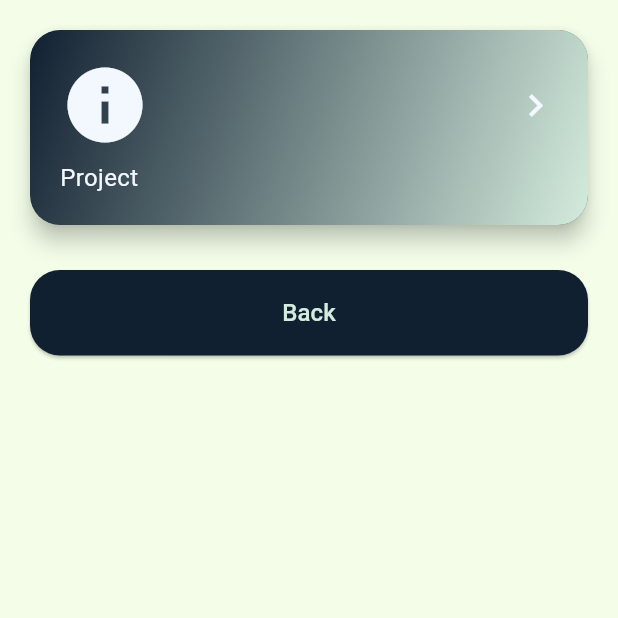
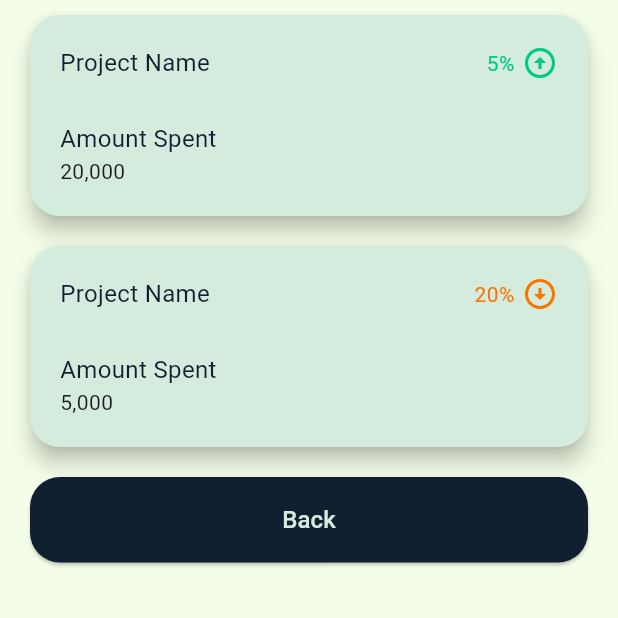
Before and after one commit to gaddie/project_manager, a Flutter app: the ReportsPage screen opened directly, on a phone screen of 412 x 824 dp, the top half of it. Run offline on Flutter 3.47's test engine with Material 3 defaults, Android fonts, the phone set to English and light mode, and no system bars; our stand-ins replace fl_chart.

Commit message:
complete reports & charts card

```diff
--- a/lib/Constants.dart
+++ b/lib/Constants.dart
@@ -6,3 +6,7 @@ const double kNormalFontSize = 16.0;
 const double kTitleFontSize = 23.0;
 const kCardColor = Color(0xFFF3F8FF);
 const kBgLightColor = Color(0xFFF3FDE8);
+const kGreenColor = Color(0xFF03C988);
+const kRedColor = Color(0xFFFC7300);
+const kUpArrow = Icons.arrow_circle_up_sharp;
+const kDownArrow = Icons.arrow_circle_down_sharp;
--- /dev/null
+++ b/lib/ReportsCard.dart
@@ -0,0 +1,144 @@
+import 'package:flutter/material.dart';
+import 'package:project_manager/Constants.dart';
+import 'package:animations/animations.dart';
+import 'package:cupertino_icons/cupertino_icons.dart';
+
+class ReportsCard extends StatelessWidget {
+  ReportsCard({
+    required this.label,
+    required this.icon,
+    required this.amountSpent,
+    required this.iconColour,
+    required this.onButtonPressed,
+    required this.financialPerfomance,
+  });
+
+  final amountSpent;
+  final Color iconColour;
+  final IconData icon;
+  final String label;
+  final financialPerfomance;
+  final Widget Function() onButtonPressed;
+
+  @override
+  Widget build(BuildContext context) {
+    return Padding(
+      padding: EdgeInsets.symmetric(horizontal: 20, vertical: 10),
+      child: OpenContainer(
+        closedColor: kLightColor,
+        transitionType: ContainerTransitionType.fade,
+        openBuilder: (BuildContext context, VoidCallback _) {
+          return onButtonPressed() ??
+              Container(); // Return the result of onButtonPressed, or an empty container if null
+        },
+        closedElevation: 6.0,
+        closedShape: const RoundedRectangleBorder(
+          borderRadius: BorderRadius.all(
+            Radius.circular(20),
+          ), // Adjust the radius as needed
+        ),
+        closedBuilder: (BuildContext context, VoidCallback openContainer) {
+          return InkWell(
+            onTap: openContainer,
+            child: Column(
+              children: [
+                Container(
+                  decoration: BoxDecoration(
+                    borderRadius: BorderRadius.circular(20),
+                    boxShadow: [
+                      BoxShadow(
+                        color: kLightColor,
+                        blurRadius: 10.0,
+                        offset: Offset(0, 1),
+                      ),
+                    ],
+                  ),
+                  child: Padding(
+                    padding: EdgeInsets.all(20),
+                    child: Column(
+                      crossAxisAlignment: CrossAxisAlignment.start,
+                      children: [
+                        Row(
+                          mainAxisAlignment: MainAxisAlignment.spaceBetween,
+                          children: [
+                            Text(
+                              label,
+                              style: TextStyle(
+                                fontSize: kNormalFontSize,
+                                color: kDarkColor,
+                              ),
+                            ),
+                            Row(children: [
+                              Text(
+                                financialPerfomance + '%',
+                                style: TextStyle(color: iconColour),
+                              ),
+                              SizedBox(
+                                width: 5,
+                              ),
+                              Icon(
+                                icon,
+                                color: iconColour,
+                              ),
+                            ]),
+                          ],
+                        ),
+                        SizedBox(
+                          height: 20,
+                        ),
+                        Padding(
+                          padding: EdgeInsets.only(top: 7),
+                          child: Text(
+                            'Amount Spent',
+                            style: TextStyle(
+                              fontSize: kNormalFontSize,
+                              color: kDarkColor,
+                            ),
+                          ),
+                        ),
+                        Text(amountSpent),
+                      ],
+                    ),
+                  ),
+                ),
+              ],
+            ),
+          );
+        },
+      ),
+    );
+  }
+}
+
+class TrianglePainter extends CustomPainter {
+  final bool isUpward;
+
+  TrianglePainter(this.isUpward);
+
+  @override
+  void paint(Canvas canvas, Size size) {
+    Paint paint = Paint()
+      ..color = Colors.blue // Set the color of the triangle
+      ..style = PaintingStyle.fill;
+
+    Path path = Path();
+
+    if (isUpward) {
+      path.moveTo(size.width / 2, 0);
+      path.lineTo(size.width, size.height);
+      path.lineTo(0, size.height);
+    } else {
+      path.moveTo(size.width / 2, size.height);
+      path.lineTo(size.width, 0);
+      path.lineTo(0, 0);
+    }
+
+    path.close();
+    canvas.drawPath(path, paint);
+  }
+
+  @override
+  bool shouldRepaint(CustomPainter oldDelegate) {
+    return false;
+  }
+}
--- a/lib/ReportsPage.dart
+++ b/lib/ReportsPage.dart
@@ -1,7 +1,7 @@
 import 'package:flutter/material.dart';
 import 'package:project_manager/Constants.dart';
 import 'package:project_manager/ChartPage.dart';
-import 'ReusableCard.dart';
+import 'package:project_manager/ReportsCard.dart';
 import 'package:project_manager/CustomButton.dart';
 
 class ReportsPage extends StatefulWidget {
@@ -22,14 +22,26 @@ class _ReportsPageState extends State<ReportsPage> {
             Column(
               crossAxisAlignment: CrossAxisAlignment.stretch,
               children: [
-                ReusableCard(
-                    label: 'Project',
-                    icon: Icons.info,
-                    colour: kDarkColor,
-                    iconColour: kLightColor,
-                    onButtonPressed: () {
-                      return ChartsPage();
-                    }),
+                ReportsCard(
+                  financialPerfomance: '5',
+                  label: 'Project Name',
+                  icon: kUpArrow,
+                  amountSpent: '20,000',
+                  iconColour: kGreenColor,
+                  onButtonPressed: () {
+                    return ChartsPage();
+                  },
+                ),
+                ReportsCard(
+                  financialPerfomance: '20',
+                  label: 'Project Name',
+                  icon: kDownArrow,
+                  amountSpent: '5,000',
+                  iconColour: kRedColor,
+                  onButtonPressed: () {
+                    return ChartsPage();
+                  },
+                ),
                 CustomButton(
                   txtColor: kLightColor,
                   bgColor: kDarkColor,
```
